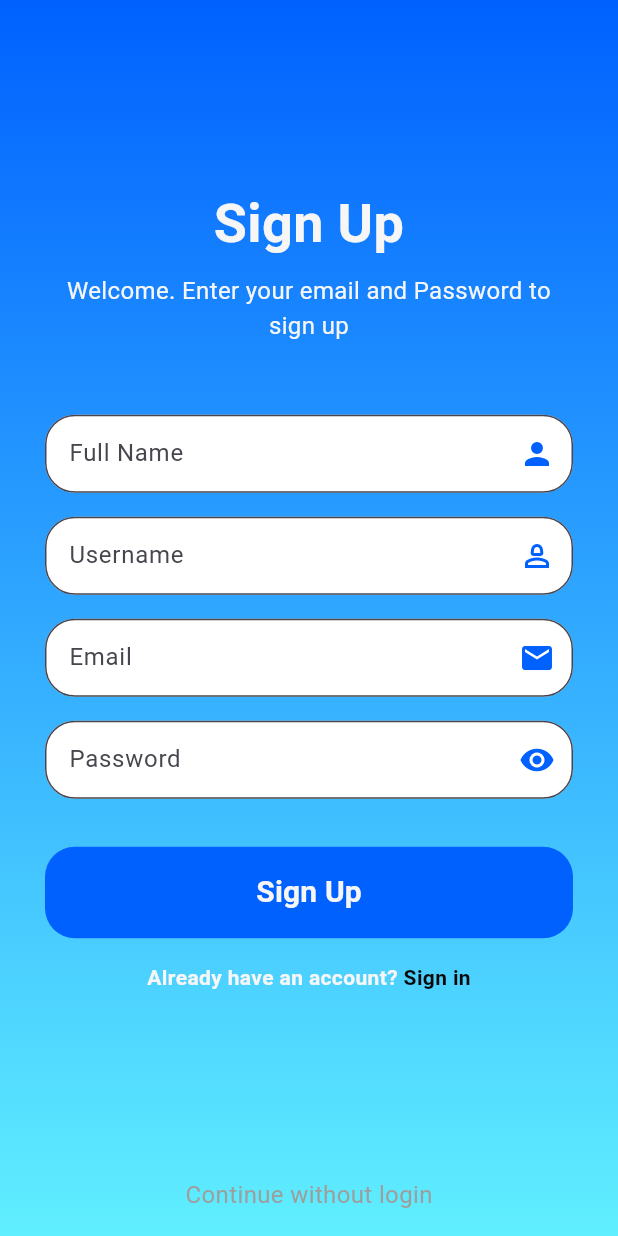
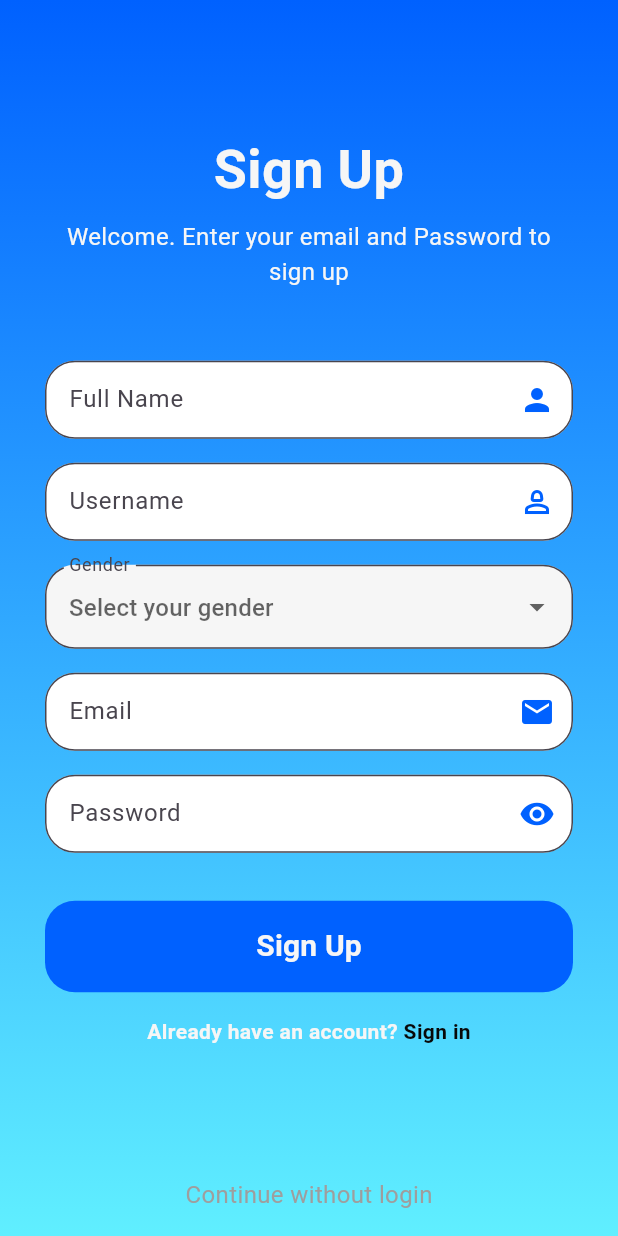
Before and after one commit to DesrielKiki/sunco_physics, a Flutter app: the RegisterScreen screen opened directly, on a phone screen of 412 x 824 dp. Run offline on Flutter 3.47's test engine with Material 3 defaults, Android fonts, the phone set to English and light mode, and no system bars; our stand-ins replace cloud_firestore, firebase_auth, firebase_core, shared_preferences; accounts and stored records are empty.

Commit message:
:wrench: add gender

```diff
--- a/lib/data/helper/firebase_helper.dart
+++ b/lib/data/helper/firebase_helper.dart
@@ -1,4 +1,3 @@
-import 'dart:io';
 import 'package:firebase_auth/firebase_auth.dart';
 import 'package:cloud_firestore/cloud_firestore.dart';
 
@@ -21,12 +20,14 @@ class FirebaseHelper {
     String fullName,
     String username,
     String email,
+    String gender,
   ) async {
     try {
       await FirebaseFirestore.instance.collection('user_data').doc(userId).set({
         'user_email': email,
         'full_name': fullName,
         'username': username,
+        'user_gender': gender
       });
     } catch (e) {
       throw Exception('Error saving user data');
--- /dev/null
+++ b/lib/presentation/component/gender_selection.dart
@@ -0,0 +1,85 @@
+import 'package:flutter/material.dart';
+import 'package:sunco_physics/presentation/theme/color_config.dart';
+
+class GenderDropdown extends StatefulWidget {
+  final Function(String?)? onChanged;
+  final String? selectedGender;
+
+  const GenderDropdown({
+    super.key,
+    this.onChanged,
+    this.selectedGender,
+  });
+
+  @override
+  State<GenderDropdown> createState() => _GenderDropdownState();
+}
+
+class _GenderDropdownState extends State<GenderDropdown> {
+  final List<Map<String, dynamic>> _genderOptions = [
+    {
+      'label': 'Male',
+      'icon': Icons.male,
+    },
+    {
+      'label': 'Female',
+      'icon': Icons.female,
+    },
+    {
+      'label': 'Rather not to say',
+      'icon': Icons.question_mark,
+    },
+  ];
+
+  String? _selectedGender;
+
+  @override
+  void initState() {
+    super.initState();
+    _selectedGender = widget.selectedGender;
+  }
+
+  @override
+  Widget build(BuildContext context) {
+    return DropdownButtonFormField<String>(
+      decoration: InputDecoration(
+        filled: true,
+        fillColor: ColorConfig.onPrimaryColor,
+        labelText: "Gender",
+        hintText: "Select your gender",
+        border: OutlineInputBorder(
+          borderRadius: BorderRadius.circular(20.0),
+        ),
+      ),
+      value: _selectedGender,
+      items: _genderOptions.map((option) {
+        return DropdownMenuItem<String>(
+          value: option['label'],
+          child: Row(
+            children: [
+              Icon(
+                option['icon'],
+                color: ColorConfig.primaryColor, // Warna ikon
+              ),
+              const SizedBox(width: 10), // Jarak antara ikon dan teks
+              Text(
+                option['label'],
+                style: const TextStyle(
+                  color: ColorConfig.black, // Warna teks
+                ),
+              ),
+            ],
+          ),
+        );
+      }).toList(),
+      onChanged: (value) {
+        setState(() {
+          _selectedGender = value;
+        });
+        if (widget.onChanged != null) {
+          widget.onChanged!(value);
+        }
+      },
+    );
+  }
+}
--- a/lib/presentation/screen/auth/register/register_screen.dart
+++ b/lib/presentation/screen/auth/register/register_screen.dart
@@ -6,6 +6,7 @@ import 'package:sunco_physics/data/helper/validation_helper.dart';
 import 'package:sunco_physics/presentation/component/auth_button.dart';
 import 'package:sunco_physics/presentation/component/auth_support_text.dart';
 import 'package:sunco_physics/presentation/component/auth_textfield.dart';
+import 'package:sunco_physics/presentation/component/gender_selection.dart';
 import 'package:sunco_physics/presentation/navigation/home_navigation.dart';
 import 'package:sunco_physics/presentation/screen/auth/login/login_screen.dart';
 import 'package:sunco_physics/presentation/theme/color_config.dart';
@@ -23,6 +24,8 @@ class _RegisterScreenState extends State<RegisterScreen> {
   final TextEditingController _emailController = TextEditingController();
   final TextEditingController _passwordController = TextEditingController();
 
+  String? _selectedGender;
+
   bool _isLoading = false;
   final FirebaseHelper _firebaseHelper = FirebaseHelper();
 
@@ -31,7 +34,6 @@ class _RegisterScreenState extends State<RegisterScreen> {
       _isLoading = true;
     });
 
-    // Validasi Input
     List<String> errors = [];
     String? emailError = ValidationHelper.validateEmail(_emailController.text);
     String? passwordError =
@@ -57,22 +59,20 @@ class _RegisterScreenState extends State<RegisterScreen> {
     }
 
     try {
-      // Registrasi Firebase
       UserCredential? userCredential = await _firebaseHelper.registerUser(
         _emailController.text,
         _passwordController.text,
       );
 
       if (userCredential != null) {
-        // Simpan Data Pengguna
         await _firebaseHelper.saveUserData(
           userCredential.user!.uid,
           _emailController.text,
           _fullNameController.text,
           _usernameController.text,
+          _selectedGender ?? 'Rather not to say',
         );
 
-        // Menyimpan Status Login
         SharedPreferences prefs = await SharedPreferences.getInstance();
         await prefs.setBool('isLoggedIn', true);
 
@@ -161,6 +161,15 @@ class _RegisterScreenState extends State<RegisterScreen> {
                         icon: Icons.person_2_outlined,
                       ),
                       const SizedBox(height: 16),
+                      GenderDropdown(
+                        selectedGender: _selectedGender,
+                        onChanged: (value) {
+                          setState(() {
+                            _selectedGender = value;
+                          });
+                        },
+                      ),
+                      const SizedBox(height: 16),
                       AuthTextField(
                         keyboardType: TextInputType.emailAddress,
                         controller: _emailController,
```
